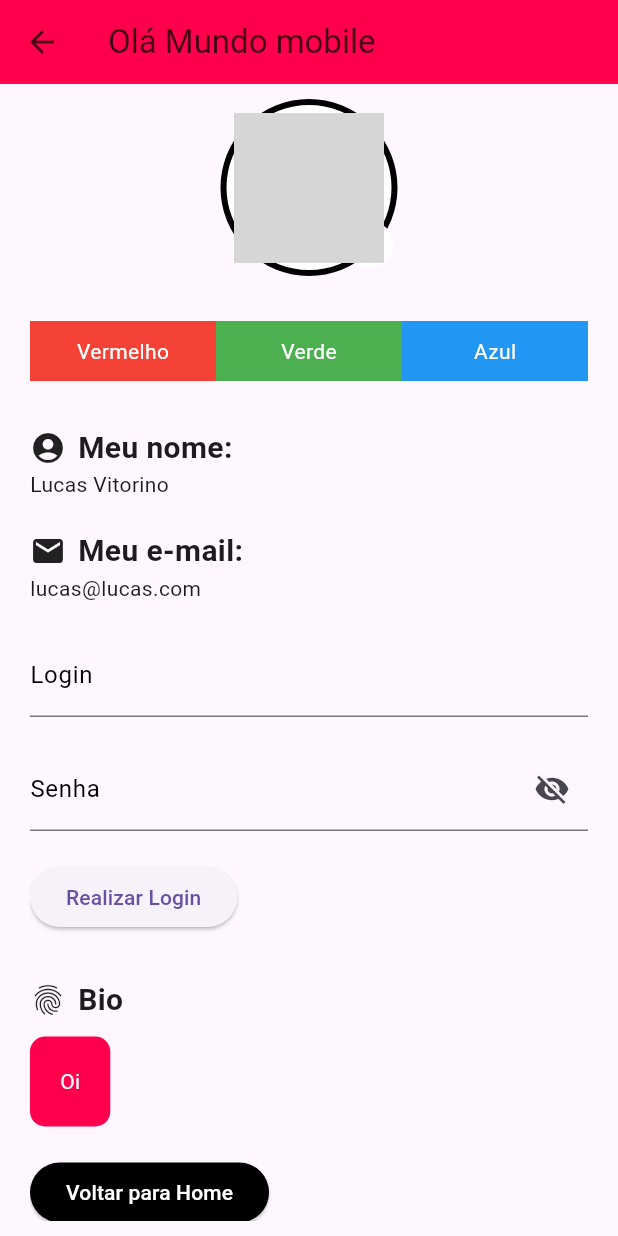
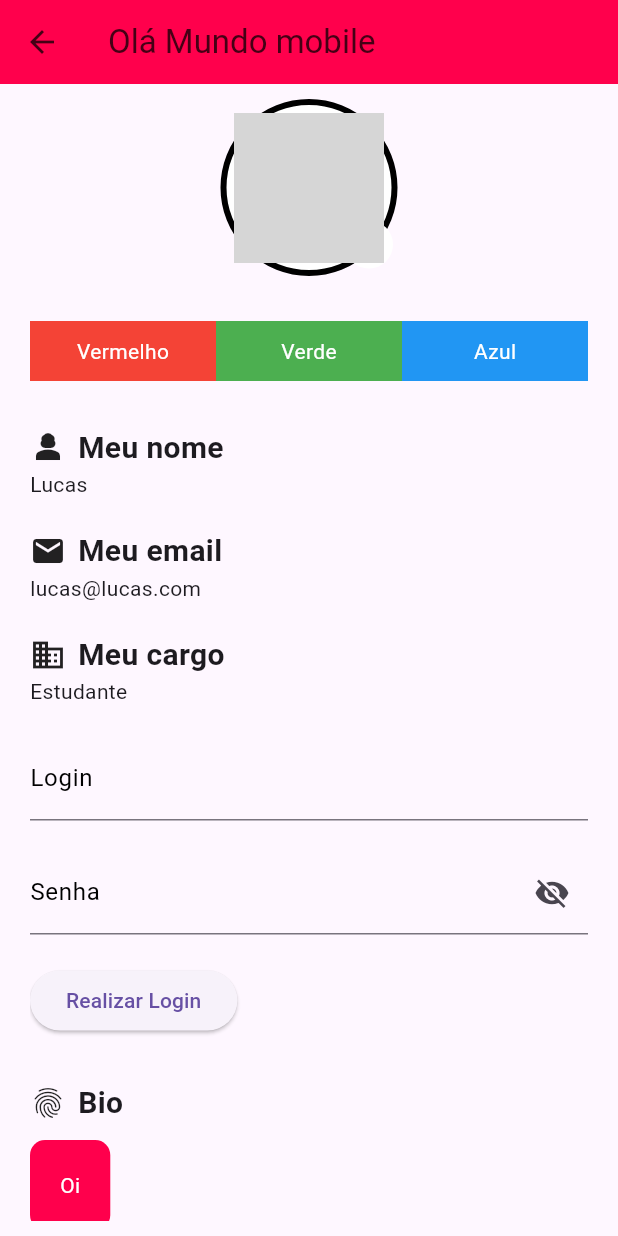
Before and after one commit to lcsvaa/aprendendo-mobile-senac, a Flutter app: the screen it shows after launch, on a phone screen of 412 x 824 dp. Run offline on Flutter 3.47's test engine with Material 3 defaults, Android fonts, the phone set to English and light mode, and no system bars; network calls fail; grey boxes are pictures that could not be loaded.

Commit message:
atualicao com componenete

```diff
--- a/lib/pages/profile_page.dart
+++ b/lib/pages/profile_page.dart
@@ -1,7 +1,8 @@
 import 'package:flutter/material.dart';
+import 'package:projeto_teste_dia_01_agosto/widgets/custom_title.dart';
 
 class ProfilePage extends StatefulWidget {
-  const ProfilePage({super.key});
+   ProfilePage({super.key});
 
   @override
   State<ProfilePage> createState() => _ProfilePageState();
@@ -10,6 +11,8 @@ class ProfilePage extends StatefulWidget {
 class _ProfilePageState extends State<ProfilePage> {
   bool isObscure = true;
   Color corBorda = Colors.black;
+
+
 
   final TextEditingController controllerLogin = TextEditingController();
   final TextEditingController controllerSenha = TextEditingController();
@@ -22,11 +25,11 @@ class _ProfilePageState extends State<ProfilePage> {
       appBar: AppBar(
         toolbarOpacity: 0.6,
         foregroundColor: Colors.black,
-        backgroundColor: const Color.fromARGB(255, 255, 0, 76),
-        title: const Text('Olá Mundo mobile'),
+        backgroundColor:  Color.fromARGB(255, 255, 0, 76),
+        title:  Text('Olá Mundo mobile'),
       ),
       body: Padding(
-        padding: const EdgeInsets.symmetric(vertical: 10, horizontal: 20),
+        padding:  EdgeInsets.symmetric(vertical: 10, horizontal: 20),
         child: ListView(
           children: [
             Column(
@@ -36,7 +39,7 @@ class _ProfilePageState extends State<ProfilePage> {
                   children: [
                     Center(
                       child: Container(
-                        padding: const EdgeInsets.all(5),
+                        padding:  EdgeInsets.all(5),
                         decoration: BoxDecoration(
                           color: Colors.white,
                           shape: BoxShape.circle,
@@ -52,7 +55,7 @@ class _ProfilePageState extends State<ProfilePage> {
                         ),
                       ),
                     ),
-                    const Positioned(
+                     Positioned(
                       right: 130,
                       bottom: 5,
                       child: CircleAvatar(
@@ -64,7 +67,7 @@ class _ProfilePageState extends State<ProfilePage> {
                   ],
                 ),
 
-                const SizedBox(height: 30),
+                 SizedBox(height: 30),
 
                 Row(
                   children: [
@@ -77,9 +80,9 @@ class _ProfilePageState extends State<ProfilePage> {
                         },
                         child: Container(
                           color: Colors.red,
-                          padding: const EdgeInsets.all(10),
+                          padding:  EdgeInsets.all(10),
                           alignment: Alignment.center,
-                          child: const Text(
+                          child:  Text(
                             "Vermelho",
                             style: TextStyle(color: Colors.white),
                           ),
@@ -95,9 +98,9 @@ class _ProfilePageState extends State<ProfilePage> {
                         },
                         child: Container(
                           color: Colors.green,
-                          padding: const EdgeInsets.all(10),
+                          padding:  EdgeInsets.all(10),
                           alignment: Alignment.center,
-                          child: const Text(
+                          child:  Text(
                             "Verde",
                             style: TextStyle(color: Colors.white),
                           ),
@@ -113,9 +116,9 @@ class _ProfilePageState extends State<ProfilePage> {
                         },
                         child: Container(
                           color: Colors.blue,
-                          padding: const EdgeInsets.all(10),
+                          padding:  EdgeInsets.all(10),
                           alignment: Alignment.center,
-                          child: const Text(
+                          child:  Text(
                             "Azul",
                             style: TextStyle(color: Colors.white),
                           ),
@@ -125,39 +128,16 @@ class _ProfilePageState extends State<ProfilePage> {
                   ],
                 ),
 
-                const SizedBox(height: 30),
+                 SizedBox(height: 30),
 
-                const Row(
-                  children: [
-                    Icon(Icons.account_circle),
-                    SizedBox(width: 8),
-                    Text(
-                      "Meu nome:",
-                      style: TextStyle(
-                        fontSize: 20,
-                        fontWeight: FontWeight.bold,
-                      ),
-                    ),
-                  ],
-                ),
-                const Text("Lucas Vitorino"),
-                const SizedBox(height: 20),
+                CustomTitle(title: "Meu nome", icon: Icons.person_3, subtitle: "Lucas"),
+                 SizedBox(height: 20),
 
-                const Row(
-                  children: [
-                    Icon(Icons.email),
-                    SizedBox(width: 8),
-                    Text(
-                      "Meu e-mail:",
-                      style: TextStyle(
-                        fontSize: 20,
-                        fontWeight: FontWeight.bold,
-                      ),
-                    ),
-                  ],
-                ),
-                const Text("lucas@lucas.com"),
-                const SizedBox(height: 20),
+                 CustomTitle(title: "Meu email", icon: Icons.mail, subtitle: "lucas@lucas.com"),
+                 SizedBox(height: 20),
+
+                 CustomTitle(title: "Meu cargo", icon: Icons.business, subtitle: "Estudante"),
+                 SizedBox(height: 20),
 
                 Form(
                   key: _formKey,
@@ -167,7 +147,7 @@ class _ProfilePageState extends State<ProfilePage> {
                         width: double.infinity,
                         child: TextFormField(
                           controller: controllerLogin,
-                          decoration: const InputDecoration(
+                          decoration:  InputDecoration(
                             labelStyle: TextStyle(color: Colors.black),
                             labelText: "Login",
                             focusedBorder: OutlineInputBorder(
@@ -178,7 +158,7 @@ class _ProfilePageState extends State<ProfilePage> {
                           ),
                         ),
                       ),
-                      const SizedBox(height: 20),
+                       SizedBox(height: 20),
                       SizedBox(
                         width: double.infinity,
                         child: TextFormField(
@@ -197,9 +177,9 @@ class _ProfilePageState extends State<ProfilePage> {
                                     : Icons.visibility,
                               ),
                             ),
-                            labelStyle: const TextStyle(color: Colors.black),
+                            labelStyle:  TextStyle(color: Colors.black),
                             labelText: "Senha",
-                            focusedBorder: const OutlineInputBorder(
+                            focusedBorder:  OutlineInputBorder(
                               borderSide: BorderSide(
                                 color: Color.fromARGB(255, 255, 0, 76),
                               ),
@@ -211,17 +191,17 @@ class _ProfilePageState extends State<ProfilePage> {
                   ),
                 ),
 
-                const SizedBox(height: 20),
+                 SizedBox(height: 20),
                 ElevatedButton(
                   onPressed: () {
                     print(controllerLogin.text);
                     print(controllerSenha.text);
                   },
-                  child: const Text("Realizar Login"),
+                  child:  Text("Realizar Login"),
                 ),
-                const SizedBox(height: 30),
+                 SizedBox(height: 30),
 
-                const Row(
+                 Row(
                   children: [
                     Icon(Icons.fingerprint),
                     SizedBox(width: 8),
@@ -234,19 +214,19 @@ class _ProfilePageState extends State<ProfilePage> {
                     ),
                   ],
                 ),
-                const SizedBox(height: 10),
+                 SizedBox(height: 10),
                 Container(
-                  padding: const EdgeInsets.all(20),
+                  padding:  EdgeInsets.all(20),
                   decoration: BoxDecoration(
-                    color: const Color.fromARGB(255, 255, 0, 76),
+                    color:  Color.fromARGB(255, 255, 0, 76),
                     borderRadius: BorderRadius.circular(10),
                   ),
-                  child: const Text(
+                  child:  Text(
                     "Oi",
                     style: TextStyle(color: Colors.white),
                   ),
                 ),
-                const SizedBox(height: 20),
+                 SizedBox(height: 20),
                 ElevatedButton(
                   style: ButtonStyle(
                     backgroundColor: MaterialStateProperty.all(Colors.black),
@@ -256,7 +236,7 @@ class _ProfilePageState extends State<ProfilePage> {
                     print("Cliquei");
                     Navigator.pushNamed(context, "/");
                   },
-                  child: const Text("Voltar para Home"),
+                  child:  Text("Voltar para Home"),
                 ),
               ],
             ),
--- /dev/null
+++ b/lib/widgets/custom_title.dart
@@ -0,0 +1,36 @@
+import 'package:flutter/material.dart';
+
+class CustomTitle extends StatelessWidget {
+  final String title;
+  final IconData icon;
+  final String subtitle;
+
+  const CustomTitle({
+    super.key,
+    required this.title,
+    required this.icon,
+    required this.subtitle,
+  });
+
+  //this aponta o parametro da classe
+
+  @override
+  Widget build(BuildContext context) {
+    return Column(
+      crossAxisAlignment: CrossAxisAlignment.start,
+      children: [
+        Row(
+          children: [
+            Icon(icon),
+            SizedBox(width: 8),
+            Text(
+              title,
+              style: TextStyle(fontSize: 20, fontWeight: FontWeight.bold),
+            ),
+          ],
+        ),
+        Text(subtitle),
+      ],
+    );
+  }
+}
--- a/pubspec.yaml
+++ b/pubspec.yaml
@@ -38,6 +38,7 @@ dependencies:
 dev_dependencies:
   flutter_test:
     sdk: flutter
+
 
   # The "flutter_lints" package below contains a set of recommended lints to
   # encourage good coding practices. The lint set provided by the package is
```
